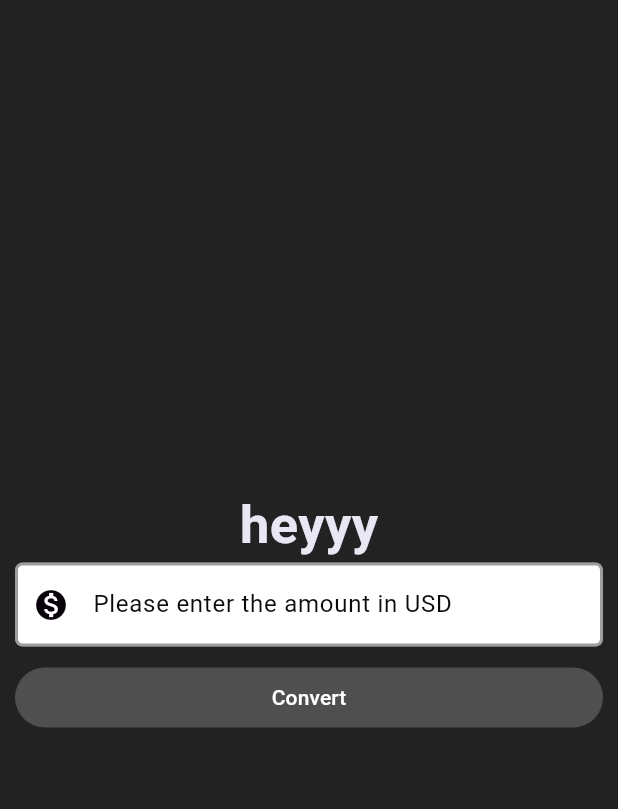
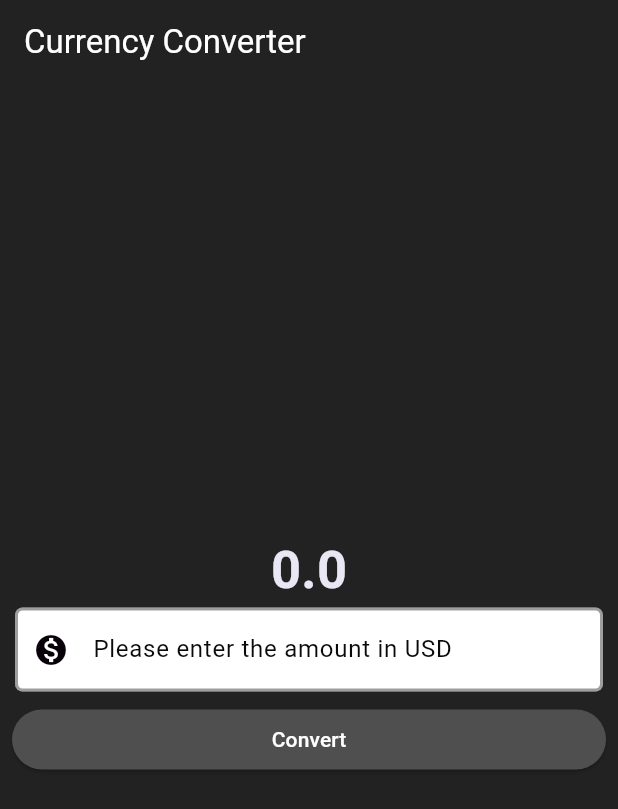
Before and after one commit to Sakshibhokare/flutter_practice_, a Flutter app: the screen it shows after launch, after a tap on "Convert", on a phone screen of 412 x 824 dp. Shown: the top 809 px of the screen. Run offline on Flutter 3.47's test engine with Material 3 defaults, Android fonts, the light colour scheme and no system bars; our stand-ins replace go_router.

Commit message:
currency converter

```diff
--- a/Currency_Coverter_App/currency_converter/lib/currency_converter_material_page.dart
+++ b/Currency_Coverter_App/currency_converter/lib/currency_converter_material_page.dart
@@ -1,12 +1,22 @@
 import 'package:flutter/material.dart';
 
-class CurrencyConverterMaterialPage extends StatelessWidget {
-  const CurrencyConverterMaterialPage({super.key});
+class MyWidget extends StatefulWidget {
+  const MyWidget({super.key});
 
   @override
+  State<MyWidget> createState() => _MyWidgetState();
+}
+
+class _MyWidgetState extends State<MyWidget> {
+  @override
   Widget build(BuildContext context) {
+     //inside the function we can create the variable who's value can be changed
+    //1st
+    double result=0;
+    final TextEditingController textEditingController = TextEditingController();
 
-    //we can create a veriable here and we can reuse it
+
+    //we can create a variable here and we can reuse it
     final border = OutlineInputBorder(
                     borderSide: BorderSide(color: Colors.black38, width: 2),
                     borderRadius: BorderRadius.vertical(bottom: Radius.circular(30)
@@ -15,14 +25,18 @@ class CurrencyConverterMaterialPage extends StatelessWidget {
 
 
     return Scaffold(
+      appBar: AppBar(
+        backgroundColor: const Color.fromARGB(0, 0, 0, 0),
+        title: Text("Currency Converter", style: TextStyle(color: Colors.white))
+      ),
       backgroundColor: Colors.black87,
       //in our global space scaffold setup some things
       body: Center(
         child: Column(
           mainAxisAlignment: MainAxisAlignment.center,
           children: [
-            const Text(
-              'heyyy',
+            Text(
+              result.toString(),
               style: TextStyle(
                   fontSize: 35,
                   fontWeight: FontWeight.bold,
@@ -30,11 +44,12 @@ class CurrencyConverterMaterialPage extends StatelessWidget {
             ),
 
 
-            const Padding(
-              padding: EdgeInsets.symmetric(horizontal: 10),
+            Padding(
+              padding: const EdgeInsets.symmetric(horizontal: 10),
               child: TextField(
-                style: TextStyle(color: Color.fromARGB(255, 28, 3, 33)),
-                decoration: InputDecoration(
+                controller: textEditingController,
+                style: const TextStyle(color: Color.fromARGB(255, 28, 3, 33)),
+                decoration: const InputDecoration(
                   label: Text(
                     'Please enter the amount in USD',
                     style: TextStyle(color: Color.fromARGB(255, 10, 10, 10)),
@@ -65,7 +80,7 @@ class CurrencyConverterMaterialPage extends StatelessWidget {
 
                 // keyboardType: TextInputType.number,
                 // if we want comma and . also
-                keyboardType: TextInputType.numberWithOptions(
+                keyboardType: const TextInputType.numberWithOptions(
                   decimal: true,
                   signed: true
                 ),
@@ -74,20 +89,24 @@ class CurrencyConverterMaterialPage extends StatelessWidget {
 
 
             //button
-            // two types of btns : raised, textbtn: appears like a button
+            // two types of btns : raised/elevated, textbtn: appears like a button
             Padding(
-              padding: const EdgeInsets.all(10.0),
-              child: TextButton(
+              padding: const EdgeInsets.all(8.0),
+              child: ElevatedButton(
 
                 onPressed: () {
-                  debugPrint('button clicked!!!!');
+                  setState((){
+                  result= double.parse(textEditingController.text)*81;
+
+                  });
                 },
                 style: const ButtonStyle(
                   backgroundColor: WidgetStatePropertyAll(Color.fromARGB(255, 80, 79, 79)),
                   foregroundColor: WidgetStatePropertyAll(Color.fromARGB(255, 255, 255, 255)),
-                  fixedSize: WidgetStatePropertyAll(Size(400, 20)),
+                  minimumSize: WidgetStatePropertyAll(Size(400, 40)),
+                  // shape: WidgetStatePropertyAll(CircleBorder()),
+                ),
 
-                ),
                 child: const Text('Convert'),
                 ),
             )
@@ -97,3 +116,18 @@ class CurrencyConverterMaterialPage extends StatelessWidget {
     );
   }
 }
+
+
+
+// class CurrencyConverterMaterialPage extends StatelessWidget {
+//   const CurrencyConverterMaterialPage({super.key});
+//   // inside the class we can not create immutable variable e can only create variable with final and const keyword
+//   // 1.create a variable that stores the converted currency value
+//   // 2. create a function that multiplies the value given by the textfield
+//   // 3. store the value in the variable that we created
+//   // 4. display the variable
+
+//   @override
+//   Widget build(BuildContext context) {
+
+// }
--- a/Currency_Coverter_App/currency_converter/lib/main.dart
+++ b/Currency_Coverter_App/currency_converter/lib/main.dart
@@ -29,7 +29,7 @@ class MyApp extends StatelessWidget {
   Widget build(BuildContext context) { //build context tell the location of the widget in widget tree it a very important concept
     return const MaterialApp(
       //setup a playground with a theme
-      home: CurrencyConverterMaterialPage(),
+      home: MyWidget(),
     );
   }
 }
```
